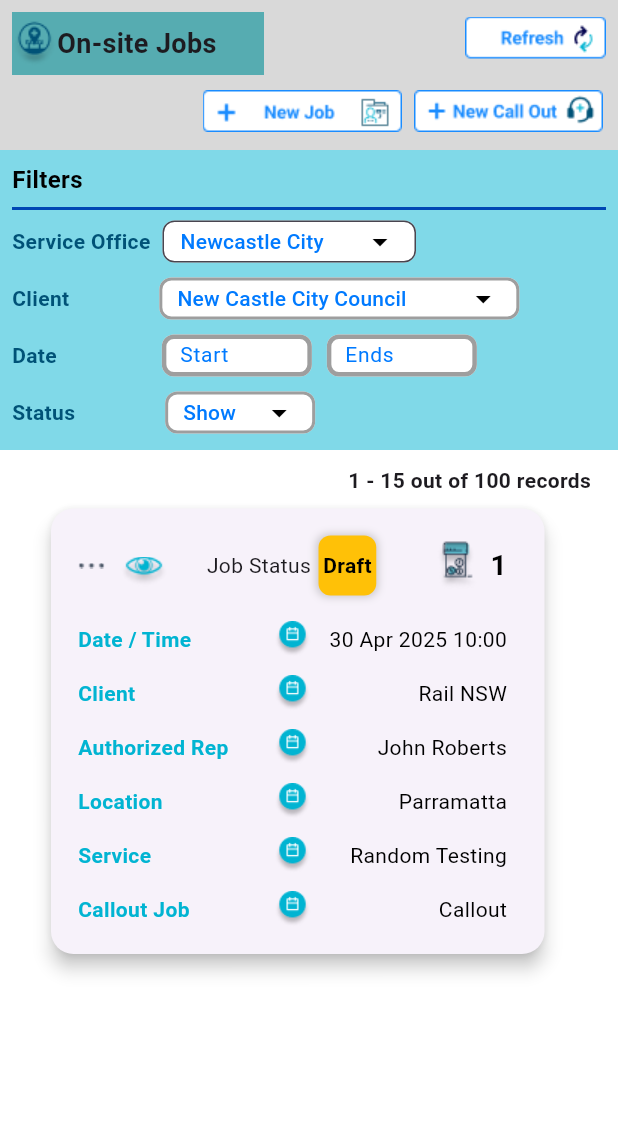
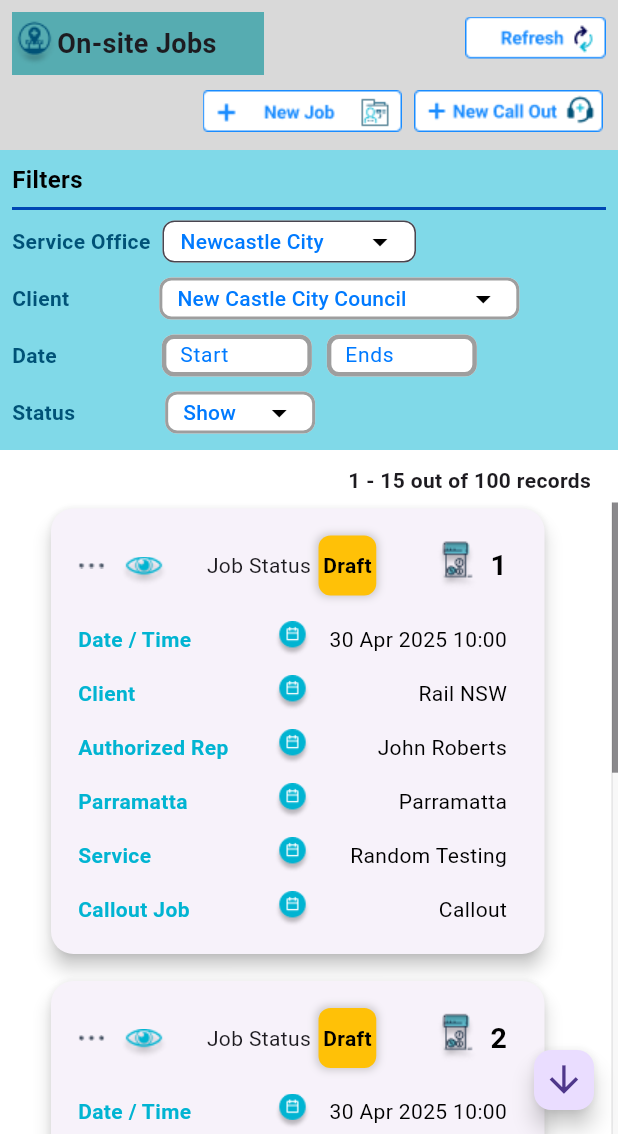
Before and after one commit to RusiraLiyanage/Collection-Manager-Mobile, a Flutter app: the OnsiteJobsHome screen opened directly, on a phone screen of 412 x 824 dp, the part 102-1236 px from its top. Run offline on Flutter 3.47's test engine with Material 3 defaults, Android fonts, the phone set to English and light mode, and no system bars.

Commit message:
OnSite Jobs Scrollable Listview accomplished

```diff
--- a/lib/screens/OnsiteJobs/onSiteJobsHome.dart
+++ b/lib/screens/OnsiteJobs/onSiteJobsHome.dart
@@ -1,4 +1,5 @@
 import 'package:flutter/material.dart';
+import 'package:flutter/rendering.dart';
 import 'package:provider/provider.dart';
 import '../../AppState/appState.dart';
 import 'package:project_code_blue/sidemenu/sidemenu.dart';
@@ -32,6 +33,38 @@ class _onSiteJobsHomeState extends State<OnsiteJobsHome> {
   String? _selectedClient;
 
   final List<String> status = ["Show", "Hide"];
+  final List<Map<String, String>> jobData = [
+    {
+      "jobNumber": "1",
+      "jobStatus": "Draft",
+      "dateTime": "30 Apr 2025 10:00",
+      "client": "Rail NSW",
+      "rep": "John Roberts",
+      "location": "Parramatta",
+      "service": "Random Testing",
+      "callout": "Callout",
+    },
+    {
+      "jobNumber": "2",
+      "jobStatus": "Draft",
+      "dateTime": "30 Apr 2025 10:00",
+      "client": "Rail NSW",
+      "rep": "John Roberts",
+      "location": "Parramatta",
+      "service": "Random Testing",
+      "callout": "Callout",
+    },
+    {
+      "jobNumber": "3",
+      "jobStatus": "Draft",
+      "dateTime": "30 Apr 2025 10:00",
+      "client": "Rail NSW",
+      "rep": "John Roberts",
+      "location": "Parramatta",
+      "service": "Random Testing",
+      "callout": "Non Callout",
+    }
+  ];
   String? _selectedStatus; // State variable for selected value
   @override
   void initState() {
@@ -217,6 +250,20 @@ class _onSiteJobsHomeState extends State<OnsiteJobsHome> {
         navigationType: "bottomNavigation",
       ),
       appBar: MyAppBar(),
+      floatingActionButton: Container(
+        height: 40.0,
+        width: 40.0,
+        child: FittedBox(
+          child: FloatingActionButton(
+            onPressed: () {},
+            tooltip: "Scroll to Bottom",
+            child: Icon(
+              Icons.arrow_downward,
+              size: 40,
+            ),
+          ),
+        ),
+      ),
       body: Column(
         children: [
           Container(
@@ -668,9 +715,26 @@ class _onSiteJobsHomeState extends State<OnsiteJobsHome> {
               ),
             ),
           ),
-          Center(
+          Expanded(
+            child: Scrollbar(
+              thumbVisibility: true,
+              interactive: true,
+              trackVisibility: true,
+              child: SingleChildScrollView(
+                child: Column(
+                  children: [
+                    ListView.builder(
+                      shrinkWrap: true,
+                      itemCount: jobData.length,
+                      itemBuilder: (context, index) {
+                        final job = jobData[index];
+                        return Center(
                           child: Padding(
-              padding: const EdgeInsets.only(left: 30.0, right: 45.0),
+                            padding: const EdgeInsets.only(
+                              left: 30.0,
+                              right: 45.0,
+                              bottom: 10.0,
+                            ),
                             child: Card(
                               elevation: 5,
                               shape: RoundedRectangleBorder(
@@ -687,7 +751,8 @@ class _onSiteJobsHomeState extends State<OnsiteJobsHome> {
                                   crossAxisAlignment: CrossAxisAlignment.start,
                                   children: [
                                     Row(
-                        crossAxisAlignment: CrossAxisAlignment.center,
+                                      crossAxisAlignment:
+                                          CrossAxisAlignment.center,
                                       children: [
                                         // Left-aligned title
                                         Expanded(
@@ -707,7 +772,9 @@ class _onSiteJobsHomeState extends State<OnsiteJobsHome> {
                                                   width: 10,
                                                 ),
                                                 Padding(
-                                    padding: const EdgeInsets.only(top: 8.0),
+                                                  padding:
+                                                      const EdgeInsets.only(
+                                                          top: 8.0),
                                                   child: FittedBox(
                                                     child: Image.asset(
                                                       "assets/images/icons/eye_icon.png",
@@ -733,14 +800,19 @@ class _onSiteJobsHomeState extends State<OnsiteJobsHome> {
                                                   width: 5,
                                                 ),
                                                 Container(
-                                    padding: const EdgeInsets.symmetric(
-                                        horizontal: 3, vertical: 10),
+                                                  padding: const EdgeInsets
+                                                      .symmetric(
+                                                      horizontal: 3,
+                                                      vertical: 10),
                                                   decoration: BoxDecoration(
                                                     color: Colors.amber,
-                                      borderRadius: BorderRadius.circular(8),
+                                                    borderRadius:
+                                                        BorderRadius.circular(
+                                                            8),
                                                     boxShadow: [
                                                       BoxShadow(
-                                          color: Colors.grey.withOpacity(0.5),
+                                                        color: Colors.grey
+                                                            .withOpacity(0.5),
                                                         spreadRadius: 1,
                                                         blurRadius: 4,
                                                       ),
@@ -750,7 +822,8 @@ class _onSiteJobsHomeState extends State<OnsiteJobsHome> {
                                                     'Draft',
                                                     style: TextStyle(
                                                       color: Colors.black,
-                                        fontWeight: FontWeight.bold,
+                                                      fontWeight:
+                                                          FontWeight.bold,
                                                     ),
                                                   ),
                                                 ),
@@ -766,7 +839,8 @@ class _onSiteJobsHomeState extends State<OnsiteJobsHome> {
                                           child: Align(
                                             alignment: Alignment.centerRight,
                                             child: Row(
-                                mainAxisAlignment: MainAxisAlignment.end,
+                                              mainAxisAlignment:
+                                                  MainAxisAlignment.end,
                                               children: [
                                                 FittedBox(
                                                   child: Image.asset(
@@ -778,8 +852,8 @@ class _onSiteJobsHomeState extends State<OnsiteJobsHome> {
                                                   width:
                                                       1, // Space between document icon and the number
                                                 ),
-                                  const Text(
-                                    '1',
+                                                Text(
+                                                  job["jobNumber"]!,
                                                   style: TextStyle(
                                                     color: Colors.black,
                                                     fontWeight: FontWeight.bold,
@@ -795,32 +869,56 @@ class _onSiteJobsHomeState extends State<OnsiteJobsHome> {
                                     const SizedBox(height: 5),
                                     // Content Rows
                                     _buildInfoRow(
-                          iconPath: 'assets/images/icons/dafault_icon.png',
+                                        iconPath:
+                                            'assets/images/icons/dafault_icon.png',
                                         title: 'Date / Time',
-                          value: '30 Apr 2025 10:00'),
+                                        value: job["dateTime"]!),
                                     _buildInfoRow(
-                          iconPath: 'assets/images/icons/dafault_icon.png',
+                                        iconPath:
+                                            'assets/images/icons/dafault_icon.png',
                                         title: 'Client',
-                          value: 'Rail NSW'),
+                                        value: job["client"]!),
                                     _buildInfoRow(
-                          iconPath: 'assets/images/icons/dafault_icon.png',
+                                        iconPath:
+                                            'assets/images/icons/dafault_icon.png',
                                         title: 'Authorized Rep',
-                          value: 'John Roberts',
+                                        value: job["rep"]!,
                                         isBold: false),
                                     _buildInfoRow(
-                          iconPath: 'assets/images/icons/dafault_icon.png',
-                          title: 'Location',
+                                        iconPath:
+                                            'assets/images/icons/dafault_icon.png',
+                                        title: job["location"]!,
                                         value: 'Parramatta'),
                                     _buildInfoRow(
-                          iconPath: 'assets/images/icons/dafault_icon.png',
+                                        iconPath:
+                                            'assets/images/icons/dafault_icon.png',
                                         title: 'Service',
-                          value: 'Random Testing'),
+                                        value: job["service"]!),
                                     _buildInfoRow(
-                          iconPath: 'assets/images/icons/dafault_icon.png',
+                                        iconPath:
+                                            'assets/images/icons/dafault_icon.png',
                                         title: 'Callout Job',
-                          value: 'Callout'),
+                                        value: job["callout"]!),
                                   ],
                                 ),
+                              ),
+                            ),
+                          ),
+                        );
+                      },
+                    ),
+                    Padding(
+                      padding: const EdgeInsets.all(8.0),
+                      child: Text(
+                        'End of Job List',
+                        style: TextStyle(
+                          fontSize: 16,
+                          fontWeight: FontWeight.bold,
+                          color: Colors.black,
+                        ),
+                      ),
+                    ),
+                  ],
                 ),
               ),
             ),
--- a/pubspec.yaml
+++ b/pubspec.yaml
@@ -82,6 +82,7 @@ flutter:
     - assets/images/icons/newCallOutJob_icon.png
     - assets/images/icons/threeDots.png
     - assets/images/icons/eye_icon.png
+    - assets/images/icons/showAchieve.png
     - assets/images/icons/document_icon.png
     - assets/images/icons/dafault_icon.png
     - assets/images/backgrounds/home-page-background.jpg
```
Also changed, not shown: assets/images/icons/showAchieve.png (added). Lines whose indentation alone changed are shown as unchanged.
